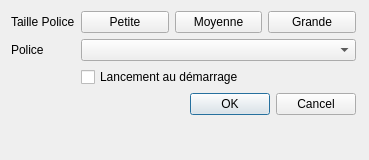
Before: the Qt Designer form settings.ui in SPSLTIC/app-directory, drawn with Qt 5.
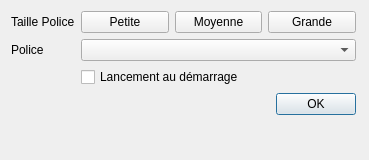
After: the same form once the commit is applied.

```diff
--- a/settings.ui
+++ b/settings.ui
@@ -78,7 +78,7 @@
        <enum>Qt::Orientation::Horizontal</enum>
       </property>
       <property name="standardButtons">
-       <set>QDialogButtonBox::StandardButton::Cancel|QDialogButtonBox::StandardButton::Ok</set>
+       <set>QDialogButtonBox::StandardButton::Ok</set>
       </property>
      </widget>
     </item>
```
